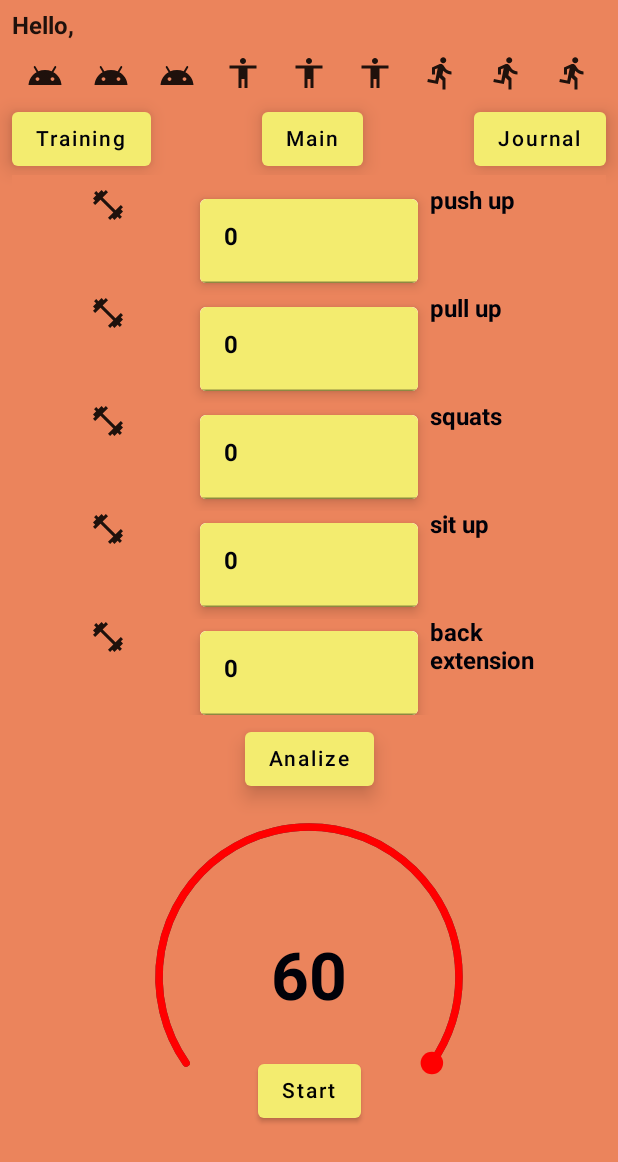
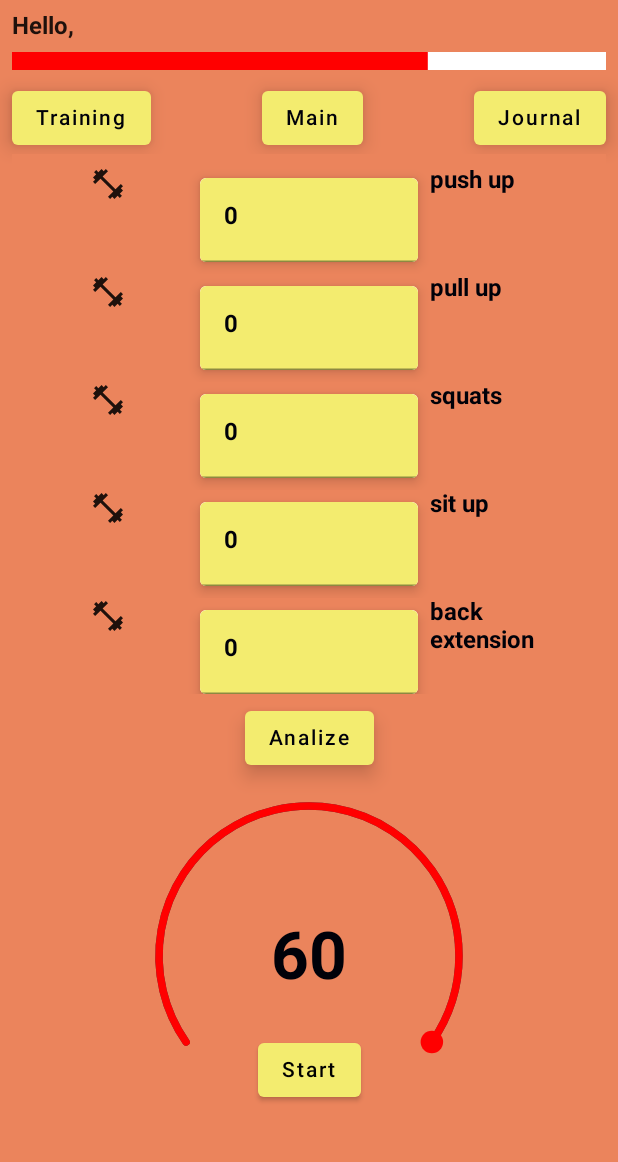
Before and after one commit to ygromov/TutorialJetPack, an Android app built with Jetpack Compose: the OfpScreen screen opened through its navigation route, on a phone screen of 412 x 824 dp. Shown: the top 1162 px of the screen. Run offline under Robolectric (Android 15) with nearby library versions, the phone set to English and light mode, and no system bars; our stand-ins replace Dagger/Hilt's generated code; 1 statement that could not run was skipped.

Commit message:
changed progressBar: added LinearProgressBar

```diff
--- a/app/src/main/java/com/example/tutorialjetpack/presentation/screens/ProgressBar.kt
+++ b/app/src/main/java/com/example/tutorialjetpack/presentation/screens/ProgressBar.kt
@@ -2,15 +2,14 @@ package com.example.tutorialjetpack.presentation.screens
 
 import androidx.compose.foundation.layout.Arrangement
 import androidx.compose.foundation.layout.Row
+import androidx.compose.foundation.layout.fillMaxHeight
 import androidx.compose.foundation.layout.fillMaxWidth
 import androidx.compose.foundation.layout.padding
-import androidx.compose.material.Icon
+import androidx.compose.material.LinearProgressIndicator
 import androidx.compose.runtime.Composable
 import androidx.compose.ui.Modifier
-import androidx.compose.ui.graphics.vector.ImageVector
-import androidx.compose.ui.res.vectorResource
+import androidx.compose.ui.graphics.Color
 import androidx.compose.ui.unit.dp
-import com.example.tutorialjetpack.R
 
 @Composable
 fun ProgressBar() {
@@ -18,48 +17,16 @@ fun ProgressBar() {
         horizontalArrangement = Arrangement.SpaceBetween,
         modifier = Modifier
             .fillMaxWidth()
-            .padding(start = 10.dp, top = 10.dp, end = 10.dp)
+            .padding(top = 8.dp)
     ) {
-
-        Icon(
-            imageVector = ImageVector.vectorResource(id = R.drawable.ic_test_ofp),
-            contentDescription = "ic_test"
+        LinearProgressIndicator(
+            0.7f,
+            color = Color.Red,
+            backgroundColor = Color.White,
+            modifier = Modifier
+                .fillMaxWidth()
+                .fillMaxHeight(0.015f)
         )
-        Icon(
-            imageVector = ImageVector.vectorResource(id = R.drawable.ic_test_ofp),
-            contentDescription = "ic_test_another"
-        )
-        Icon(
-            imageVector = ImageVector.vectorResource(id = R.drawable.ic_test_ofp),
-            contentDescription = "ic_test_another"
-        )
-        Icon(
-            imageVector = ImageVector.vectorResource(id = R.drawable.ic_test_ofp2),
-            contentDescription = "ic_test_another"
-        )
-        Icon(
-            imageVector = ImageVector.vectorResource(id = R.drawable.ic_test_ofp2),
-            contentDescription = "ic_test_another"
-        )
-        Icon(
-            imageVector = ImageVector.vectorResource(id = R.drawable.ic_test_ofp2),
-            contentDescription = "ic_test_another"
-        )
-        Icon(
-            imageVector = ImageVector.vectorResource(id = R.drawable.ic_test_ofp3),
-            contentDescription = "ic_test_another"
-        )
-        Icon(
-            imageVector = ImageVector.vectorResource(id = R.drawable.ic_test_ofp3),
-            contentDescription = "ic_test_another"
-        )
-
-        Icon(
-            imageVector = ImageVector.vectorResource(id = R.drawable.ic_test_ofp3),
-            contentDescription = "ic_test_another"
-        )
-
 
     }
 }
-//error commit
```
